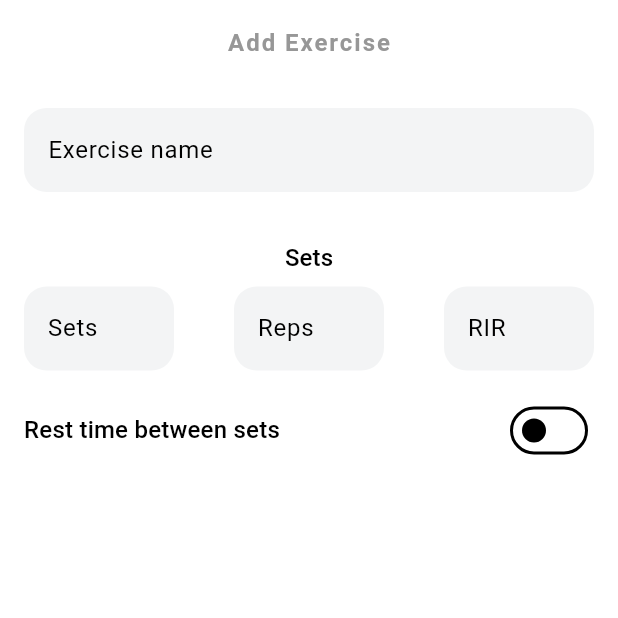
After one commit to dsnoire/workout_planner, a Flutter app: the AddExerciseView screen opened by its route, on a phone screen of 412 x 824 dp, the top half of it. The commit adds this screen. Run offline on Flutter 3.47's test engine with Material 3 defaults, Android fonts, the phone set to English and light mode, and no system bars; our stand-ins replace bloc, flutter_bloc, flutter_svg, go_router, isar; accounts and stored records are empty; generated files the repository leaves out were written again.

Commit message:
Add exercise feature

```diff
--- a/lib/core/router/app_router.dart
+++ b/lib/core/router/app_router.dart
@@ -1,11 +1,13 @@
 import 'package:flutter/material.dart';
 import 'package:go_router/go_router.dart';
 
+import '../../features/exercise/presentation/views/add_exercise_view.dart';
 import '../../features/home/home_view.dart';
 import '../../features/shared/views/root_view.dart';
 import '../../features/statistics/statistics_view.dart';
 import '../../features/workout/domain/models/workout.dart';
 import '../../features/workout/presentation/views/manage_workout_view.dart';
+import '../../features/workout/presentation/views/workout_view.dart';
 import '../../features/workout/presentation/views/workouts_view.dart';
 
 final GlobalKey<NavigatorState> _rootNavigator = GlobalKey(debugLabel: 'root');
@@ -26,6 +28,16 @@ abstract class AppRouter {
         builder: (context, state) => ManageWorkoutView(
           workout: state.extra as Workout,
         ),
+      ),
+      GoRoute(
+        path: '/workout',
+        builder: (context, state) => WorkoutView(
+          workout: state.extra as Workout,
+        ),
+      ),
+      GoRoute(
+        path: '/add-exercise',
+        builder: (context, state) => const AddExerciseView(),
       ),
       ShellRoute(
         navigatorKey: _shellNavigator,
--- /dev/null
+++ b/lib/features/exercise/domain/models/exercise.dart
@@ -0,0 +1,13 @@
+import 'package:isar/isar.dart';
+
+part 'exercise.g.dart';
+
+@collection
+class Exercise {
+  Id id = Isar.autoIncrement;
+  late String name;
+  late int sets;
+  late int reps;
+  late int rir;
+  DateTime? restTime;
+}
--- /dev/null
+++ b/lib/features/exercise/presentation/views/add_exercise_view.dart
@@ -0,0 +1,95 @@
+import 'package:flutter/cupertino.dart';
+import 'package:flutter/material.dart';
+
+import '../../../../core/constants/app_dimens.dart';
+import '../../../shared/widgets/custom_app_bar.dart';
+import '../widgets/sets_text_field.dart';
+
+class AddExerciseView extends StatefulWidget {
+  const AddExerciseView({super.key});
+
+  @override
+  State<AddExerciseView> createState() => _AddExerciseViewState();
+}
+
+class _AddExerciseViewState extends State<AddExerciseView> {
+  late final TextEditingController nameController;
+  bool value = false;
+
+  @override
+  void initState() {
+    nameController = TextEditingController();
+    super.initState();
+  }
+
+  @override
+  void dispose() {
+    nameController.dispose();
+    super.dispose();
+  }
+
+  @override
+  Widget build(BuildContext context) {
+    return Scaffold(
+      appBar: const CustomAppBar(title: 'Add Exercise'),
+      body: Padding(
+        padding: const EdgeInsets.all(AppDimens.layoutPadding),
+        child: SingleChildScrollView(
+          child: Column(
+            children: [
+              TextField(
+                controller: nameController,
+                decoration: const InputDecoration(hintText: 'Exercise name'),
+              ),
+              const SizedBox(height: 32),
+              Column(
+                children: [
+                  Text(
+                    'Sets',
+                    style: Theme.of(context).textTheme.labelLarge,
+                  ),
+                  const SizedBox(height: 8),
+                  const Row(
+                    mainAxisAlignment: MainAxisAlignment.spaceBetween,
+                    children: [
+                      SetsTextField(label: 'Sets'),
+                      SetsTextField(label: 'Reps'),
+                      SetsTextField(label: 'RIR')
+                    ],
+                  ),
+                  const SizedBox(height: 16),
+                  Row(
+                    mainAxisAlignment: MainAxisAlignment.spaceBetween,
+                    children: [
+                      Text(
+                        'Rest time between sets',
+                        style: Theme.of(context).textTheme.titleMedium,
+                      ),
+                      Switch(
+                        value: value,
+                        onChanged: (bool newValue) {
+                          setState(() {
+                            value = newValue;
+                          });
+                        },
+                      ),
+                    ],
+                  ),
+                  const SizedBox(height: 32),
+                  if (value)
+                    CupertinoTimerPicker(
+                      mode: CupertinoTimerPickerMode.ms,
+                      onTimerDurationChanged: (Duration newDuration) {
+                        print(newDuration);
+                      },
+                    ),
+                  const SizedBox(height: 24),
+                ],
+              ),
+            ],
+          ),
+        ),
+      ),
+    );
+  }
+}
--- /dev/null
+++ b/lib/features/exercise/presentation/widgets/sets_text_field.dart
@@ -0,0 +1,25 @@
+import 'package:flutter/material.dart';
+
+class SetsTextField extends StatelessWidget {
+  const SetsTextField({
+    Key? key,
+    required this.label,
+  }) : super(key: key);
+
+  final String label;
+
+  @override
+  Widget build(BuildContext context) {
+    return SizedBox(
+      width: 100,
+      child: TextField(
+        textAlign: TextAlign.center,
+        decoration: InputDecoration(
+          labelText: label,
+          floatingLabelAlignment: FloatingLabelAlignment.center,
+        ),
+        keyboardType: TextInputType.number,
+      ),
+    );
+  }
+}
--- a/lib/main.dart
+++ b/lib/main.dart
@@ -7,7 +7,6 @@ import 'core/theme/app_theme.dart';
 import 'features/workout/data/repositories/workout_repository_impl.dart';
 import 'features/workout/domain/models/workout.dart';
 import 'features/workout/presentation/blocs/workout_cubit/workout_cubit.dart';
-import 'features/workout/presentation/views/workouts_view.dart';
 
 late Isar isar;
 
```
Also changed, not shown: lib/features/workout/presentation/views/workout_view.dart (added, +59 -0 lines), lib/features/workout/presentation/widgets/workout_list_tile.dart (+7 -1 lines), lib/features/exercise/domain/models/exercise.g.dart (added).
